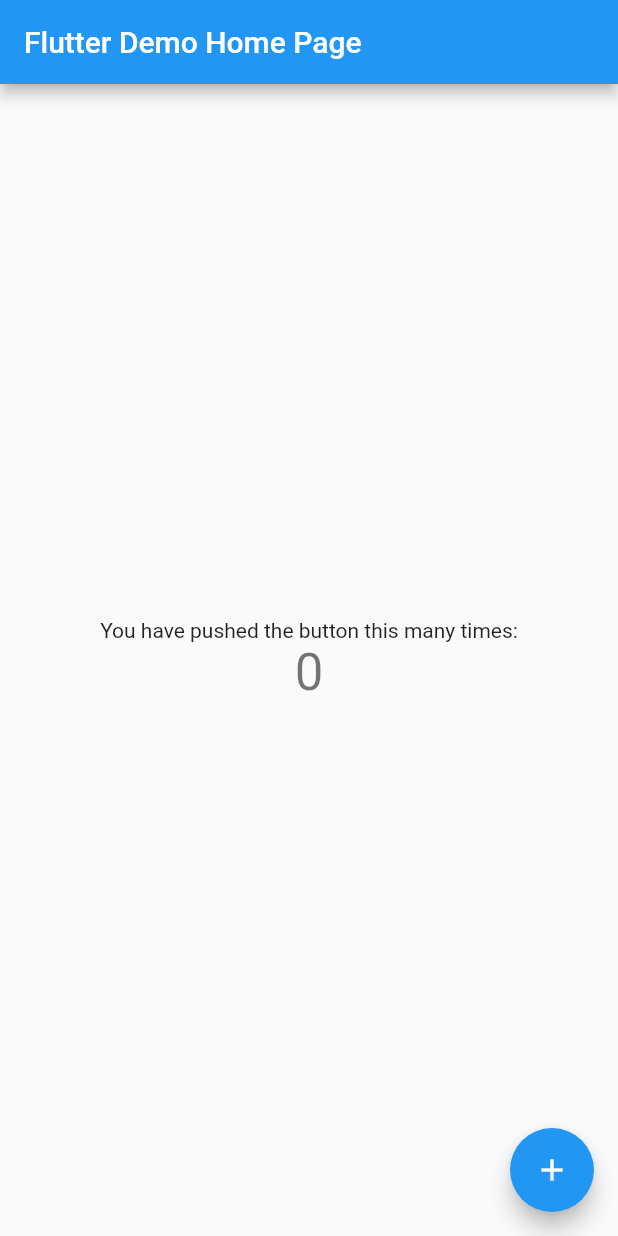
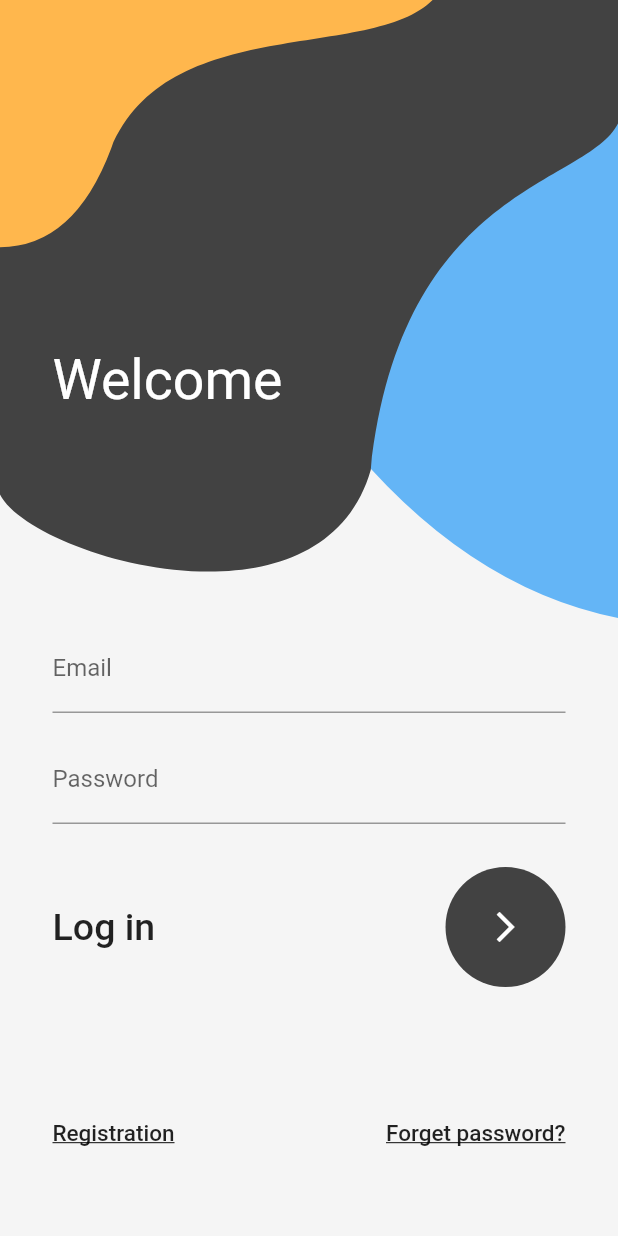
Before and after one commit to 8DietmarBarbarossa8/SignInApp, a Flutter app: the screen it shows after launch, on a phone screen of 412 x 824 dp. Run offline on Flutter 3.47's test engine with Material 2 defaults, Android fonts, the phone set to English and light mode, and no system bars.

Commit message:
added ui main screen

```diff
--- a/lib/main.dart
+++ b/lib/main.dart
@@ -1,67 +1,170 @@
 import 'package:flutter/material.dart';
 
-void main() {
-  runApp(const MyApp());
-}
+main() => runApp(const LogInApp());
 
-class MyApp extends StatelessWidget {
-  const MyApp({Key? key}) : super(key: key);
+class LogInApp extends StatelessWidget {
+  const LogInApp({Key? key}) : super(key: key);
 
   @override
   Widget build(BuildContext context) {
-    return MaterialApp(
-      title: 'Flutter Demo',
-      theme: ThemeData(
-        primarySwatch: Colors.blue,
-      ),
-      home: const MyHomePage(title: 'Flutter Demo Home Page'),
+    return const MaterialApp(
+      debugShowCheckedModeBanner: false,
+      home: LoginPage(),
     );
   }
 }
 
-class MyHomePage extends StatefulWidget {
-  const MyHomePage({Key? key, required this.title}) : super(key: key);
-
-  final String title;
+class LoginPage extends StatefulWidget {
+  const LoginPage({Key? key}) : super(key: key);
 
   @override
-  State<MyHomePage> createState() => _MyHomePageState();
+  State<LoginPage> createState() => _LoginPageState();
 }
 
-class _MyHomePageState extends State<MyHomePage> {
-  int _counter = 0;
+class _LoginPageState extends State<LoginPage> {
+  @override
+  Widget build(BuildContext context) {
+    return Scaffold(
+      body: CustomPaint(
+        painter: BackgroundSignIn(),
+        child: Stack(
+          children: [
+            Padding(
+                padding: const EdgeInsets.symmetric(horizontal: 35),
+                child: Column(
+                  children: [
+                    _getHeader(),
+                    _getInputs(),
+                    _getSignIn(),
+                    _getBottomRow()
+                  ],
+                ))
+          ],
+        ),
+      ),
+    );
+  }
 
-  void _incrementCounter() {
-    setState(() {
-      _counter++;
-    });
+  Expanded _getHeader() {
+    return Expanded(
+      flex: 2,
+      child: Container(
+        alignment: Alignment.bottomLeft,
+        child: const Text("Welcome",
+            style: TextStyle(color: Colors.white, fontSize: 37)),
+      ),
+    );
+  }
+
+  Expanded _getInputs() {
+    return Expanded(
+      flex: 2,
+      child: Column(
+        mainAxisAlignment: MainAxisAlignment.end,
+        children: const [
+          TextField(
+            decoration: InputDecoration(labelText: "Email"),
+          ),
+          SizedBox(
+            height: 15,
+          ),
+          TextField(
+            decoration: InputDecoration(labelText: "Password"),
+          )
+        ],
+      ),
+    );
+  }
+
+  Expanded _getSignIn() {
+    return Expanded(
+      flex: 1,
+      child: Row(
+        mainAxisAlignment: MainAxisAlignment.spaceBetween,
+        children: [
+          const Text("Log in",
+              style: TextStyle(fontSize: 25, fontWeight: FontWeight.w500)),
+          CircleAvatar(
+            backgroundColor: Colors.grey.shade800,
+            radius: 40,
+            child: const Icon(
+              Icons.arrow_forward_ios,
+              color: Colors.white,
+            ),
+          )
+        ],
+      ),
+    );
+  }
+
+  Expanded _getBottomRow() {
+    return Expanded(
+      flex: 1,
+      child: Row(
+        mainAxisAlignment: MainAxisAlignment.spaceBetween,
+        children: const [
+          Text(
+            "Registration",
+            style: TextStyle(
+                fontSize: 15,
+                fontWeight: FontWeight.w500,
+                decoration: TextDecoration.underline),
+          ),
+          Text(
+            "Forget password?",
+            style: TextStyle(
+                fontSize: 15,
+                fontWeight: FontWeight.w500,
+                decoration: TextDecoration.underline),
+          )
+        ],
+      ),
+    );
+  }
+}
+
+class BackgroundSignIn extends CustomPainter {
+  @override
+  void paint(Canvas canvas, Size size) {
+    double sw = size.width;
+    double sh = size.height;
+    Paint paint = Paint();
+
+    Path mainBackground = Path();
+    mainBackground.addRect(Rect.fromLTRB(0, 0, sw, sh));
+    paint.color = Colors.grey.shade100;
+    canvas.drawPath(mainBackground, paint);
+
+    Path blueWave = Path();
+    blueWave.lineTo(sw, 0);
+    blueWave.lineTo(sw, sh * 0.5);
+    blueWave.quadraticBezierTo(sw * 0.5, sh * 0.45, sw * 0.2, 0);
+    blueWave.close();
+    paint.color = Colors.blue.shade300;
+    canvas.drawPath(blueWave, paint);
+
+    Path greyWave = Path();
+    greyWave.lineTo(sw, 0);
+    greyWave.lineTo(sw, sh * 0.1);
+    greyWave.cubicTo(
+        sw * 0.95, sh * 0.15, sw * 0.65, sh * 0.15, sw * 0.6, sh * 0.38);
+    greyWave.cubicTo(sw * 0.52, sh * 0.52, sw * 0.05, sh * 0.45, 0, sh * 0.4);
+    greyWave.close();
+    paint.color = Colors.grey.shade800;
+    canvas.drawPath(greyWave, paint);
+
+    Path yellowWave = Path();
+    yellowWave.lineTo(sw * 0.7, 0);
+    yellowWave.cubicTo(
+        sw * 0.6, sh * 0.05, sw * 0.27, sh * 0.01, sw * 0.18, sh * 0.12);
+    yellowWave.quadraticBezierTo(sw * 0.12, sh * 0.2, 0, sh * 0.2);
+    yellowWave.close();
+    paint.color = Colors.orange.shade300;
+    canvas.drawPath(yellowWave, paint);
   }
 
   @override
-  Widget build(BuildContext context) {
-    return Scaffold(
-      appBar: AppBar(
-        title: Text(widget.title),
-      ),
-      body: Center(
-        child: Column(
-          mainAxisAlignment: MainAxisAlignment.center,
-          children: <Widget>[
-            const Text(
-              'You have pushed the button this many times:',
-            ),
-            Text(
-              '$_counter',
-              style: Theme.of(context).textTheme.headline4,
-            ),
-          ],
-        ),
-      ),
-      floatingActionButton: FloatingActionButton(
-        onPressed: _incrementCounter,
-        tooltip: 'Increment',
-        child: const Icon(Icons.add),
-      ), // This trailing comma makes auto-formatting nicer for build methods.
-    );
+  bool shouldRepaint(covariant CustomPainter oldDelegate) {
+    return oldDelegate != this;
   }
 }
```
Also changed, not shown: 1 other file.
